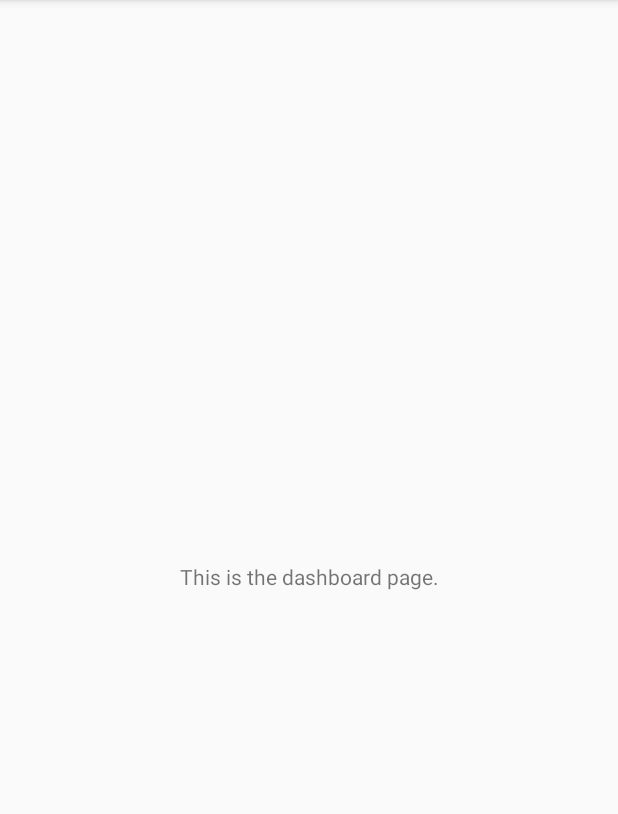
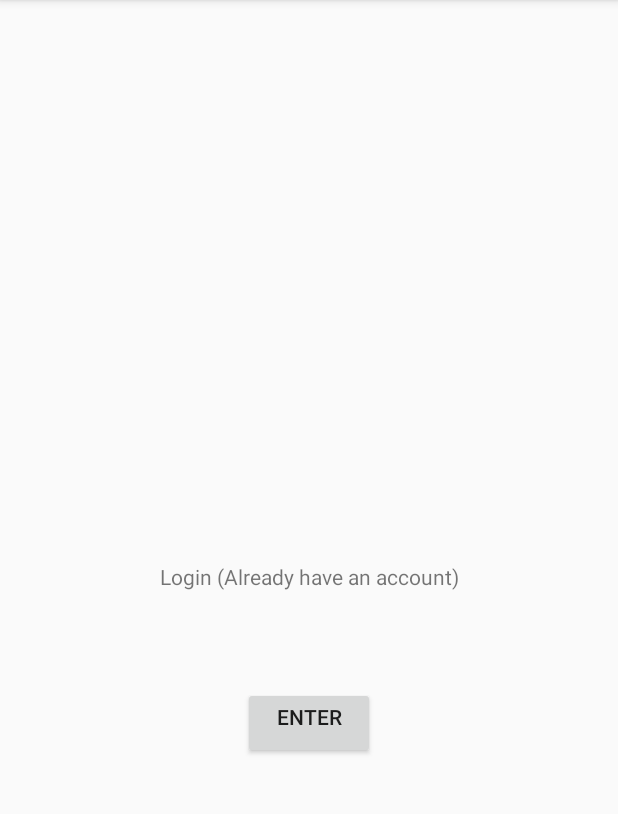
Before and after one commit to anannya03/HealthGenix, an Android app: the screen it shows after launch (Dashboard before the commit, LoginPage after it), after a tap on "ENTER", on a phone screen of 412 x 824 dp, the part 84-898 px from its top. Run offline under Robolectric (Android 15) with nearby library versions, the phone set to English and light mode, and no system bars.

Commit message:
dashboard

```diff
--- a/app/build.gradle
+++ b/app/build.gradle
@@ -25,6 +25,11 @@ dependencies {
     implementation fileTree(dir: "libs", include: ["*.jar"])
     implementation 'androidx.appcompat:appcompat:1.2.0'
     implementation 'androidx.constraintlayout:constraintlayout:2.0.1'
+    implementation 'androidx.legacy:legacy-support-v4:1.0.0'
+    implementation 'com.google.android.material:material:1.2.1'
+    implementation 'androidx.navigation:navigation-fragment:2.1.0'
+    implementation 'androidx.navigation:navigation-ui:2.1.0'
+    implementation 'androidx.lifecycle:lifecycle-extensions:2.1.0'
     testImplementation 'junit:junit:4.12'
     androidTestImplementation 'androidx.test.ext:junit:1.1.2'
     androidTestImplementation 'androidx.test.espresso:espresso-core:3.3.0'
--- a/app/src/main/AndroidManifest.xml
+++ b/app/src/main/AndroidManifest.xml
@@ -9,8 +9,11 @@
         android:roundIcon="@mipmap/ic_launcher_round"
         android:supportsRtl="true"
         android:theme="@style/AppTheme">
-        <activity android:name=".Dashboard"></activity>
-        <activity android:name=".MainActivity">
+        <activity
+            android:name=".Dashboard"
+            android:label="@string/title_activity_dashboard"
+            android:theme="@style/AppTheme.NoActionBar"></activity>
+        <activity android:name=".LoginPage">
             <intent-filter>
                 <action android:name="android.intent.action.MAIN" />
 
--- a/app/src/main/java/com/example/gymtracker/Dashboard.java
+++ /dev/null
@@ -1,14 +0,0 @@
-package com.example.gymtracker;
-
-import androidx.appcompat.app.AppCompatActivity;
-
-import android.os.Bundle;
-
-public class Dashboard extends AppCompatActivity {
-
-    @Override
-    protected void onCreate(Bundle savedInstanceState) {
-        super.onCreate(savedInstanceState);
-        setContentView(R.layout.activity_dashboard);
-    }
-}
--- a/app/src/main/java/com/example/gymtracker/MainActivity.java
+++ b/app/src/main/java/com/example/gymtracker/LoginPage.java
@@ -2,24 +2,23 @@ package com.example.gymtracker;
 
 import androidx.appcompat.app.AppCompatActivity;
 
-import android.content.Intent;
 import android.os.Bundle;
 import android.view.View;
 import android.widget.Button;
 
-public class MainActivity extends AppCompatActivity {
+public class LoginPage extends AppCompatActivity {
 
     @Override
     protected void onCreate(Bundle savedInstanceState) {
         super.onCreate(savedInstanceState);
-        setContentView(R.layout.activity_main);
+        setContentView(R.layout.login_activity_main);
 
     }
     private Button loginbutton;
     public void enterDashboard(View view)
     {
         loginbutton=(Button)findViewById(R.id.loginbutton);
-        Intent intent= new Intent(MainActivity.this, Dashboard.class);
-        startActivity(intent);
+        //Intent intent= new Intent(MainActivity.this, Dashboard.class);
+        //startActivity(intent);
     }
 }
--- a/app/src/main/res/layout/activity_dashboard.xml
+++ /dev/null
@@ -1,19 +0,0 @@
-<?xml version="1.0" encoding="utf-8"?>
-<androidx.constraintlayout.widget.ConstraintLayout xmlns:android="http://schemas.android.com/apk/res/android"
-    xmlns:app="http://schemas.android.com/apk/res-auto"
-    xmlns:tools="http://schemas.android.com/tools"
-    android:layout_width="match_parent"
-    android:layout_height="match_parent"
-    tools:context=".Dashboard">
-    <TextView
-        android:layout_width="wrap_content"
-        android:layout_height="wrap_content"
-        android:id="@+id/dash"
-        app:layout_constraintBottom_toBottomOf="parent"
-        app:layout_constraintLeft_toLeftOf="parent"
-        app:layout_constraintRight_toRightOf="parent"
-        app:layout_constraintTop_toTopOf="parent"
-        android:text="This is the dashboard page."
-        />
-
-</androidx.constraintlayout.widget.ConstraintLayout>
--- a/app/src/main/res/layout/activity_main.xml
+++ b/app/src/main/res/layout/login_activity_main.xml
@@ -4,7 +4,7 @@
     xmlns:tools="http://schemas.android.com/tools"
     android:layout_width="match_parent"
     android:layout_height="match_parent"
-    tools:context=".MainActivity">
+    tools:context=".LoginPage">
 
     <TextView
         android:layout_width="wrap_content"
--- a/app/src/main/res/values/styles.xml
+++ b/app/src/main/res/values/styles.xml
@@ -7,4 +7,13 @@
         <item name="colorAccent">@color/colorAccent</item>
     </style>
 
+    <style name="AppTheme.NoActionBar">
+        <item name="windowActionBar">false</item>
+        <item name="windowNoTitle">true</item>
+    </style>
+
+    <style name="AppTheme.AppBarOverlay" parent="ThemeOverlay.AppCompat.Dark.ActionBar" />
+
+    <style name="AppTheme.PopupOverlay" parent="ThemeOverlay.AppCompat.Light" />
+
 </resources>
```
Also changed, not shown: app/src/main/res/values/strings.xml (+13 -0 lines).
